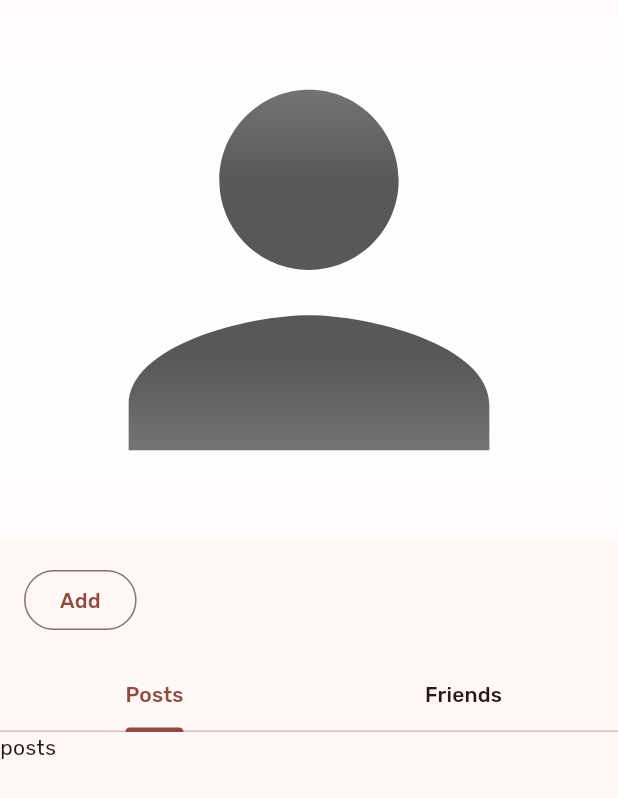
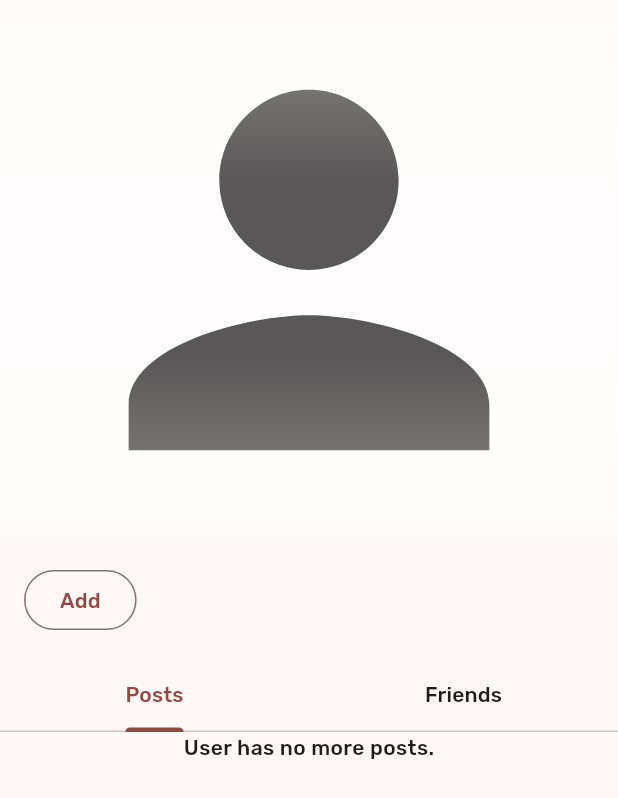
Before and after one commit to SakurajimaNoel/doko_react, a Flutter app: the ProfileWidget screen opened directly with empty values, on a phone screen of 412 x 824 dp. Shown: the top 798 px of the screen. Run offline on Flutter 3.47's test engine with Material 3 defaults, Android fonts, the phone set to English and light mode, and no system bars; our stand-ins replace cached_network_image, go_router, graphql_flutter, image_picker, qr_flutter, shared_preferences; missing offline and left inert: amplify_auth_cognito, amplify_flutter, amplify_storage_s3, aws_common, flex_color_picker; accounts and stored records are empty.

Commit message:
feat: added post widget and image caching

```diff
--- a/lib/core/configs/router/app_router_config.dart
+++ b/lib/core/configs/router/app_router_config.dart
@@ -154,7 +154,7 @@ class AppRouterConfig {
 
     return GoRouter(
       navigatorKey: homeRouterRootNavigatorKey,
-      initialLocation: "/user-feed",
+      initialLocation: "/profile",
       routes: [
         StatefulShellRoute.indexedStack(
           builder: (context, state, navigationShell) {
--- a/lib/features/User/data/graphql_queries/query_constants.dart
+++ b/lib/features/User/data/graphql_queries/query_constants.dart
@@ -1,6 +1,6 @@
 class QueryConstants {
-  static const int postLimit = 3;
-  static const int friendLimit = 3;
+  static const int postLimit = 5;
+  static const int friendLimit = 5;
 }
 
 class FriendStatus {
--- a/lib/features/User/data/model/post_model.dart
+++ b/lib/features/User/data/model/post_model.dart
@@ -7,19 +7,25 @@ class ProfilePostModel {
   final List<String> content;
   final String caption;
   final DateTime createdOn;
+  final List<String> signedContent;
 
   const ProfilePostModel({
     required this.content,
     required this.caption,
     required this.createdOn,
     required this.id,
+    required this.signedContent,
   });
 
-  static ProfilePostModel createModel({required Map map}) {
+  static Future<ProfilePostModel> createModel({required Map map}) async {
+    List<String> content =
+        (map["content"] as List).map((element) => element.toString()).toList();
+
+    List<String> signedContent =
+        await StorageUtils.generatePreSignedURL(content);
     return ProfilePostModel(
-      content: (map["content"] as List)
-          .map((element) => element.toString())
-          .toList(),
+      content: content,
+      signedContent: signedContent,
       caption: map["caption"],
       createdOn: DateTime.parse(map["createdOn"]),
       id: map["id"],
@@ -29,21 +35,27 @@ class ProfilePostModel {
 
 // user profile posts response
 class ProfilePostInfo {
-  final List<ProfilePostModel> posts;
+  List<ProfilePostModel> posts;
   final NodeInfo info;
 
-  const ProfilePostInfo({
+  ProfilePostInfo({
     required this.posts,
     required this.info,
   });
 
-  static ProfilePostInfo createModel({required Map map}) {
+  void addPosts(List<ProfilePostModel> newPosts) {
+    posts.addAll(newPosts);
+  }
+
+  static Future<ProfilePostInfo> createModel({required Map map}) async {
+    var postFutures = (map["edges"] as List)
+        .map((post) => ProfilePostModel.createModel(map: post["node"]))
+        .toList();
+
+    List<ProfilePostModel> posts = await Future.wait(postFutures);
+
     return ProfilePostInfo(
-      posts: (map["edges"] as List)
-          .map((post) => ProfilePostModel.createModel(
-                map: post["node"],
-              ))
-          .toList(),
+      posts: posts,
       info: NodeInfo.createModel(
         map: map["pageInfo"],
       ),
@@ -61,13 +73,29 @@ class PostModel extends ProfilePostModel {
     required super.caption,
     required super.createdOn,
     required super.id,
+    required super.signedContent,
   });
 
-  static PostModel createModel({required Map map}) {
+  PostModel.fromProfilePost({
+    required ProfilePostModel post,
+    required this.createdBy,
+  }) : super(
+          caption: post.caption,
+          content: post.content,
+          createdOn: post.createdOn,
+          id: post.id,
+          signedContent: post.signedContent,
+        );
+
+  static Future<PostModel> createModel({required Map map}) async {
+    List<String> content =
+        (map["content"] as List).map((element) => element.toString()).toList();
+
+    List<String> signedContent =
+        await StorageUtils.generatePreSignedURL(content);
     return PostModel(
-      content: (map["content"] as List)
-          .map((element) => element.toString())
-          .toList(),
+      content: content,
+      signedContent: signedContent,
       caption: map["caption"],
       createdOn: DateTime.parse(map["createdOn"]),
       id: map["id"],
--- a/lib/features/User/data/services/user_graphql_service.dart
+++ b/lib/features/User/data/services/user_graphql_service.dart
@@ -39,21 +39,21 @@ class CompleteUserResponse {
 
 class FriendResponse {
   final ResponseStatus status;
-  final ProfileFriendInfo? info;
+  final ProfileFriendInfo? friendInfo;
 
   const FriendResponse({
     required this.status,
-    this.info,
+    this.friendInfo,
   });
 }
 
 class PostResponse {
   final ResponseStatus status;
-  final ProfilePostInfo? info;
+  final ProfilePostInfo? postInfo;
 
   const PostResponse({
     required this.status,
-    this.info,
+    this.postInfo,
   });
 }
 
@@ -180,7 +180,7 @@ class UserGraphqlService {
         );
       }
 
-      CompleteUserModel user = CompleteUserModel.createModel(map: res[0]);
+      CompleteUserModel user = await CompleteUserModel.createModel(map: res[0]);
 
       return CompleteUserResponse(
         status: ResponseStatus.success,
@@ -222,7 +222,7 @@ class UserGraphqlService {
 
       return FriendResponse(
         status: ResponseStatus.success,
-        info: info,
+        friendInfo: info,
       );
     } catch (e) {
       safePrint(e.toString());
@@ -254,13 +254,13 @@ class UserGraphqlService {
         );
       }
 
-      ProfilePostInfo info = ProfilePostInfo.createModel(
+      ProfilePostInfo info = await ProfilePostInfo.createModel(
         map: res[0]["postsConnection"],
       );
 
       return PostResponse(
         status: ResponseStatus.success,
-        info: info,
+        postInfo: info,
       );
     } catch (e) {
       safePrint(e.toString());
@@ -300,7 +300,7 @@ class UserGraphqlService {
 
       return FriendResponse(
         status: ResponseStatus.success,
-        info: info,
+        friendInfo: info,
       );
     } catch (e) {
       safePrint(e.toString());
@@ -340,7 +340,7 @@ class UserGraphqlService {
 
       return FriendResponse(
         status: ResponseStatus.success,
-        info: info,
+        friendInfo: info,
       );
     } catch (e) {
       safePrint(e.toString());
--- /dev/null
+++ b/lib/features/User/widgets/post_container_profile_widget.dart
@@ -0,0 +1,128 @@
+import 'package:doko_react/core/helpers/constants.dart';
+import 'package:doko_react/core/helpers/enum.dart';
+import 'package:doko_react/core/widgets/loader_button.dart';
+import 'package:doko_react/features/User/data/model/post_model.dart';
+import 'package:doko_react/features/User/data/model/user_model.dart';
+import 'package:doko_react/features/User/data/services/user_graphql_service.dart';
+import 'package:doko_react/features/User/widgets/post_widget.dart';
+import 'package:flutter/material.dart';
+
+class PostContainerProfileWidget extends StatefulWidget {
+  final ProfilePostInfo postInfo;
+  final UserModel user;
+  final String img;
+
+  const PostContainerProfileWidget({
+    super.key,
+    required this.postInfo,
+    required this.user,
+    required this.img,
+  });
+
+  @override
+  State<PostContainerProfileWidget> createState() =>
+      _PostContainerProfileWidgetState();
+}
+
+class _PostContainerProfileWidgetState extends State<PostContainerProfileWidget>
+    with AutomaticKeepAliveClientMixin {
+  late final ProfilePostInfo _postInfo;
+  late final UserModel _user;
+  late final String _profile;
+
+  final UserGraphqlService _userGraphqlService = UserGraphqlService();
+
+  bool _loading = false;
+  String _errorMessage = "";
+  late List<ProfilePostModel> _posts;
+
+  @override
+  void initState() {
+    super.initState();
+
+    _postInfo = widget.postInfo;
+    _user = widget.user;
+    _profile = widget.img;
+
+    _posts = _postInfo.posts;
+  }
+
+  Future<void> _fetchMorePosts() async {
+    // only call this function when has next page
+    String id = _user.id;
+    String cursor = _postInfo.info.endCursor!;
+
+    var postResponse = await _userGraphqlService.getPostsByUserId(id, cursor);
+
+    _loading = false;
+
+    if (postResponse.status == ResponseStatus.error) {
+      setState(() {
+        _errorMessage = "Error fetching user posts.";
+      });
+      return;
+    }
+
+    if (postResponse.postInfo == null) {
+      _postInfo.info.updateInfo(null, false);
+      return;
+    }
+
+    _postInfo.addPosts(postResponse.postInfo!.posts);
+    setState(() {
+      _posts = _postInfo.posts;
+    });
+    _postInfo.info.updateInfo(postResponse.postInfo!.info.endCursor,
+        postResponse.postInfo!.info.hasNextPage);
+  }
+
+  Widget _buildItem(BuildContext context, int index) {
+    if (index >= _posts.length) {
+      // fetch more posts if available
+      if (!_postInfo.info.hasNextPage) {
+        // no more posts available
+        return const Padding(
+          padding: EdgeInsets.only(
+            bottom: Constants.padding,
+          ),
+          child: Center(
+            child: Text(
+              "User has no more posts.",
+              style: TextStyle(
+                fontWeight: FontWeight.w500,
+              ),
+            ),
+          ),
+        );
+      }
+
+      if (!_loading) {
+        _loading = true;
+        _fetchMorePosts();
+      }
+      return const Center(
+        child: LoaderButton(),
+      );
+    }
+
+    PostModel postItem =
+        PostModel.fromProfilePost(post: _posts[index], createdBy: _user);
+    return PostWidget(
+      post: postItem,
+      key: PageStorageKey("post$index"),
+    );
+  }
+
+  @override
+  Widget build(BuildContext context) {
+    super.build(context);
+    return ListView.builder(
+      itemCount: _posts.length + 1,
+      itemBuilder: (BuildContext context, int index) =>
+          _buildItem(context, index),
+    );
+  }
+
+  @override
+  bool get wantKeepAlive => true;
+}
--- a/lib/features/User/widgets/profile_widget.dart
+++ b/lib/features/User/widgets/profile_widget.dart
@@ -1,7 +1,9 @@
+import 'package:cached_network_image/cached_network_image.dart';
 import 'package:doko_react/core/helpers/constants.dart';
 import 'package:doko_react/core/provider/user_provider.dart';
 import 'package:doko_react/core/widgets/error_text.dart';
 import 'package:doko_react/features/User/data/model/user_model.dart';
+import 'package:doko_react/features/User/widgets/post_container_profile_widget.dart';
 import 'package:flutter/material.dart';
 import 'package:go_router/go_router.dart';
 import 'package:provider/provider.dart';
@@ -31,6 +33,7 @@ class _ProfileWidgetState extends State<ProfileWidget> {
   late final CompleteUserModel? _user;
   late final bool _self;
   late final Future<void> Function() _refreshUser;
+
   String _profile = "";
   late final UserProvider _userProvider;
 
@@ -191,9 +194,16 @@ class _ProfileWidgetState extends State<ProfileWidget> {
                           fit: StackFit.expand,
                           children: [
                             _profile.isNotEmpty
-                                ? Image.network(
-                                    _profile,
+                                ? CachedNetworkImage(
+                                    cacheKey: _user.profilePicture,
+                                    imageUrl: _profile,
                                     fit: BoxFit.cover,
+                                    placeholder: (context, url) => const Center(
+                                      child: CircularProgressIndicator(),
+                                    ),
+                                    errorWidget: (context, url, error) =>
+                                        const Icon(Icons.error),
+                                    height: Constants.expandedAppBarHeight,
                                   )
                                 : Container(
                                     color: currTheme.onSecondary,
@@ -258,18 +268,26 @@ class _ProfileWidgetState extends State<ProfileWidget> {
                           unselectedLabelColor: currTheme.onSurface,
                           indicatorColor: currTheme.primary,
                           tabs: const [
-                            Tab(text: "Posts"),
-                            Tab(text: "Friends"),
+                            Tab(
+                              text: "Posts",
+                            ),
+                            Tab(
+                              text: "Friends",
+                            ),
                           ],
                         ),
                       ),
                     )
                   ];
                 },
-                body: const TabBarView(
+                body: TabBarView(
                   children: [
-                    Text("posts"),
-                    Text("friends"),
+                    PostContainerProfileWidget(
+                      postInfo: _user.postsInfo,
+                      user: _user,
+                      img: _profile,
+                    ),
+                    const Text("friends"),
                   ],
                 ),
               ),
--- a/pubspec.yaml
+++ b/pubspec.yaml
@@ -25,6 +25,7 @@ dependencies:
   flex_color_picker: ^3.5.1
   image_picker: ^1.1.2
   aws_common: ^0.7.3
+  cached_network_image: 3.4.0
 
 dev_dependencies:
   flutter_test:
```
Also changed, not shown: lib/core/helpers/display.dart (+48 -0 lines), lib/features/User/Profile/presentation/edit_profile_page.dart (+9 -2 lines), lib/features/User/data/model/model.dart (+18 -1 lines), lib/features/User/data/model/user_model.dart (+6 -4 lines), lib/features/User/user_layout.dart (+15 -1 lines), lib/features/User/widgets/post_widget.dart (added, +213 -0 lines), pubspec.lock, 1 other file.
